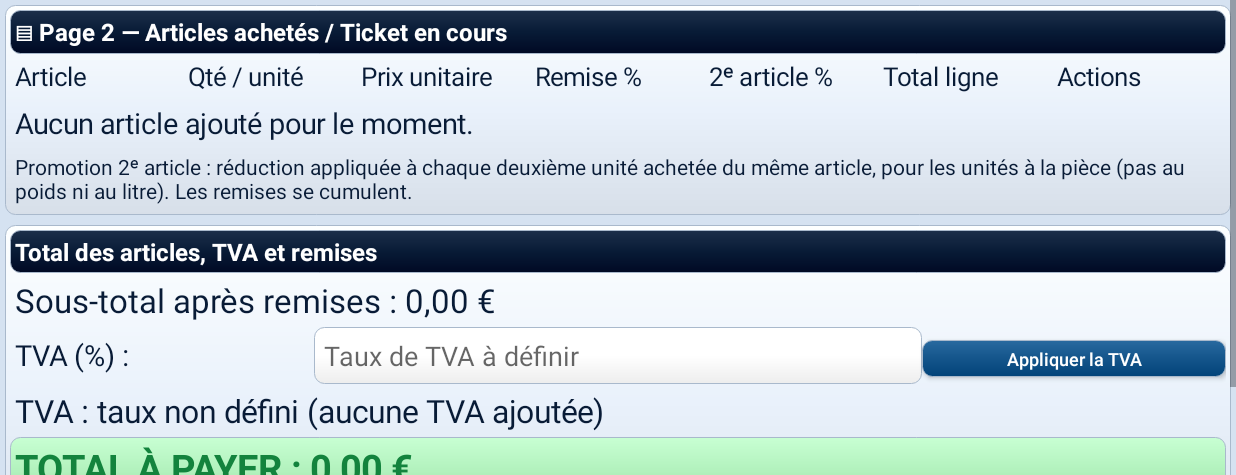
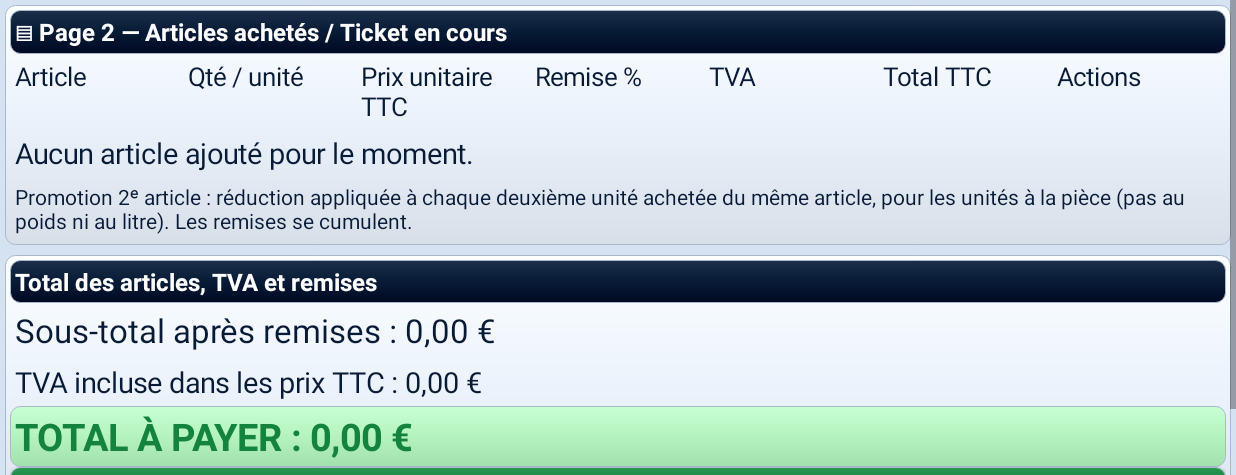
Before and after one commit to hadjahmedkad-ui/Caisse-Magasin, an Android app: the screen it shows after launch (MainActivity), after a tap on an icon or button, on a phone screen of 824 x 412 dp (held sideways), the part 143-618 px from its top. Run offline under Robolectric (Android 15) with nearby library versions, the phone set to English and light mode, and no system bars.

Commit message:
TVA par produit : taux par défaut, édition et ventilation TTC du ticket

```diff
--- a/app/src/main/java/com/caissemagasin/app/MainActivity.java
+++ b/app/src/main/java/com/caissemagasin/app/MainActivity.java
@@ -20,8 +20,16 @@ public class MainActivity extends Activity {
  String productIcon(String name){String n=name.toLowerCase(Locale.ROOT);if(n.contains("bœuf")||n.contains("steak")||n.contains("entrecôte"))return "🥩";if(n.contains("poulet")||n.contains("dinde"))return "🍗";if(n.contains("agneau")||n.contains("merguez")||n.contains("chipolata"))return "🥓";if(n.contains("saumon")||n.contains("thon")||n.contains("cabillaud")||n.contains("sardine")||n.contains("dorade"))return "🐟";if(n.contains("crevette"))return "🦐";if(n.contains("pomme")||n.contains("orange")||n.contains("banane")||n.contains("fraise"))return "🍎";if(n.contains("tomate")||n.contains("carotte")||n.contains("salade"))return "🥬";if(n.contains("lait")||n.contains("yaourt"))return "🥛";if(n.contains("fromage")||n.contains("emmental")||n.contains("camembert"))return "🧀";if(n.contains("baguette")||n.contains("pain"))return "🥖";if(n.contains("croissant"))return "🥐";if(n.contains("eau")||n.contains("jus")||n.contains("soda"))return "🥤";if(n.contains("lessive")||n.contains("nettoyant"))return "🧴";if(n.contains("ampoule"))return "💡";return "🛒";}
  String[] units={"pièce","kg","g","L","mL","bouteille","canette","boîte","carton","sachet","pack","pack de 6","pack de 8","paquet","barquette","pot","bidon","rouleau"};
  @Override public void onCreate(Bundle b){super.onCreate(b);getWindow().getDecorView().setSystemUiVisibility(View.SYSTEM_UI_FLAG_FULLSCREEN);load();show("Caisse");}
- JSONObject item(String name,String cat,String code,String unit,double cost,double price,double stock){JSONObject o=new JSONObject();try{o.put("name",name);o.put("cat",cat);o.put("code",code);o.put("unit",unit);o.put("cost",cost);o.put("price",price);o.put("stock",stock);}catch(Exception e){}return o;}
- void load(){try{JSONObject d=new JSONObject(getPreferences(0).getString("data","{}"));for(String k:new String[]{"products","cart","sales"}){JSONArray a=d.optJSONArray(k);if(a==null)continue;ArrayList<JSONObject> dest=k.equals("products")?products:k.equals("cart")?cart:sales;for(int i=0;i<a.length();i++)dest.add(a.getJSONObject(i));}}catch(Exception e){} if(products.isEmpty()&&getPreferences(0).getBoolean("firstLaunch",true)){seedProducts();getPreferences(0).edit().putBoolean("firstLaunch",false).apply();} if(!getPreferences(0).getBoolean("defaultStock100V1",false)){for(JSONObject p:products){if(p.optString("code").startsWith("INT")&&p.optDouble("stock")==0&&!p.has("initial")){try{p.put("stock",100);p.put("initial",100);}catch(Exception ex){}}}save();getPreferences(0).edit().putBoolean("defaultStock100V1",true).apply();} if(!getPreferences(0).getBoolean("pricesClearedV1",false)){for(JSONObject p:products){if(p.optString("code").startsWith("INT")){try{p.put("price",0);}catch(Exception e){}}}save();getPreferences(0).edit().putBoolean("pricesClearedV1",true).apply();}}
+ JSONObject item(String name,String cat,String code,String unit,double cost,double price,double stock){JSONObject o=new JSONObject();try{o.put("name",name);o.put("cat",cat);o.put("code",code);o.put("unit",unit);o.put("cost",cost);o.put("price",price);o.put("stock",stock);o.put("vat",defaultVat(cat,name));}catch(Exception e){}return o;}
+ double defaultVat(String cat,String name){
+  if(cat.equals("Viandes")||cat.equals("Poissons")||cat.equals("Fruits & Légumes")||cat.equals("Produits laitiers & Fromages")||cat.equals("Boulangerie & Viennoiserie"))return 5.5;
+  if(cat.equals("Aliments & Épicerie"))return 5.5;
+  if(cat.equals("Boissons"))return 5.5;
+  return 20.0;
+ }
+ double vatFor(JSONObject line){if(line.has("vat"))return line.optDouble("vat");JSONObject p=find(line.optString("code"));return p==null?defaultVat(line.optString("cat"),line.optString("name")):p.optDouble("vat",defaultVat(p.optString("cat"),p.optString("name")));}
+ double taxAt(double rate){double v=0;for(JSONObject line:cart)if(Math.abs(vatFor(line)-rate)<0.001)v+=lineNet(line)*rate/(100.0+rate);return v;}
+ void load(){try{JSONObject d=new JSONObject(getPreferences(0).getString("data","{}"));for(String k:new String[]{"products","cart","sales"}){JSONArray a=d.optJSONArray(k);if(a==null)continue;ArrayList<JSONObject> dest=k.equals("products")?products:k.equals("cart")?cart:sales;for(int i=0;i<a.length();i++)dest.add(a.getJSONObject(i));}}catch(Exception e){} if(products.isEmpty()&&getPreferences(0).getBoolean("firstLaunch",true)){seedProducts();getPreferences(0).edit().putBoolean("firstLaunch",false).apply();} if(!getPreferences(0).getBoolean("defaultStock100V1",false)){for(JSONObject p:products){if(p.optString("code").startsWith("INT")&&p.optDouble("stock")==0&&!p.has("initial")){try{p.put("stock",100);p.put("initial",100);}catch(Exception ex){}}}save();getPreferences(0).edit().putBoolean("defaultStock100V1",true).apply();} if(!getPreferences(0).getBoolean("pricesClearedV1",false)){for(JSONObject p:products){if(p.optString("code").startsWith("INT")){try{p.put("price",0);}catch(Exception e){}}}save();getPreferences(0).edit().putBoolean("pricesClearedV1",true).apply();}boolean vatChanged=false;for(JSONObject p:products)if(!p.has("vat")){try{p.put("vat",defaultVat(p.optString("cat"),p.optString("name")));vatChanged=true;}catch(Exception e){}}if(vatChanged)save();}
  void seedProducts(){
  String[][] entries={
  {"Viandes","Bœuf (steak)","kg","18.90"},{"Viandes","Bœuf haché","kg","13.90"},{"Viandes","Côte de bœuf","kg","24.90"},{"Viandes","Entrecôte","kg","25.90"},{"Viandes","Agneau","kg","22.90"},{"Viandes","Côtelettes d'agneau","kg","24.90"},{"Viandes","Merguez","kg","12.90"},{"Viandes","Chipolatas","kg","11.90"},{"Viandes","Poulet entier","kg","6.90"},{"Viandes","Blanc de poulet","kg","13.90"},{"Viandes","Cuisses de poulet","kg","8.90"},{"Viandes","Escalopes de dinde","kg","12.90"},
@@ -72,9 +80,8 @@ public class MainActivity extends Activity {
  return Math.max(0,afterIndividual-pairs*unitPrice*(1-discount/100.0)*second/100.0-targetReduction);
  }
  double subtotal(){double t=0;for(JSONObject c:cart)t+=lineNet(c);return t;}
- double taxRate(){return Math.max(0,Math.min(100,num(getPreferences(0).getString("taxRate","0"))));}
- double tax(){return subtotal()*taxRate()/100.0;}
- double total(){return subtotal()+tax();}
+ double tax(){double v=0;for(JSONObject line:cart){double rate=vatFor(line);v+=lineNet(line)*rate/(100.0+rate);}return v;}
+ double total(){return subtotal();}
  double stockQty(JSONObject line,JSONObject product){String u=line.optString("unit"),base=product.optString("unit");double q=line.optDouble("qty");if(u.equals(base))return q;if(u.equals("g")&&base.equals("kg"))return q/1000.0;if(u.equals("kg")&&base.equals("g"))return q*1000.0;if(u.equals("mL")&&base.equals("L"))return q/1000.0;if(u.equals("L")&&base.equals("mL"))return q*1000.0;return -1;}
  void renderCaisseCategories(String category){
  if(caisseCategories==null)return;caisseCategories.removeAllViews();
@@ -174,13 +181,13 @@ public class MainActivity extends Activity {
  for(Integer ix:pendingRemises.keySet())if(ix>q){toast("Unité n° "+ix+" supérieure à la quantité");return;}
  if(selected!=null){double existing=0;for(JSONObject c:cart)if(c.optString("code").equals(chosenCode))existing+=Math.max(0,stockQty(c,selected));double stockQ=stockQty(item("", "", "",caisseUnit.getSelectedItem().toString(),0,0,0),selected);if(stockQ<0){toast("Unité incompatible avec le stock de ce produit");return;}double factor=caisseUnit.getSelectedItem().toString().equals(selected.optString("unit"))?1:((caisseUnit.getSelectedItem().toString().equals("g")||caisseUnit.getSelectedItem().toString().equals("mL"))?0.001:1000);if(q*factor+existing>selected.optDouble("stock")){toast("Stock insuffisant");return;}}if(pendingRemises.isEmpty()){
  JSONObject c=item(chosen,selected.optString("cat"),chosenCode,selected.optString("unit"),0,p,0);
- try{c.put("qty",q);c.put("unit",caisseUnit.getSelectedItem().toString());c.put("discount",0);c.put("secondDiscount",0);c.put("targetDiscount",0);c.put("targetIndex",1);}catch(Exception e){}
+ try{c.put("vat",vatFor(selected));c.put("qty",q);c.put("unit",caisseUnit.getSelectedItem().toString());c.put("discount",0);c.put("secondDiscount",0);c.put("targetDiscount",0);c.put("targetIndex",1);}catch(Exception e){}
  cart.add(c);
  }else{
  for(int ix=1;ix<=(int)q;ix++){
  double remise=pendingRemises.containsKey(ix)?pendingRemises.get(ix):0;
  JSONObject c=item(chosen,selected.optString("cat"),chosenCode,selected.optString("unit"),0,p,0);
- try{c.put("qty",1);c.put("unit",caisseUnit.getSelectedItem().toString());c.put("discount",0);c.put("secondDiscount",0);c.put("targetDiscount",remise);c.put("targetIndex",1);c.put("unitNumber",ix);}catch(Exception e){}
+ try{c.put("vat",vatFor(selected));c.put("qty",1);c.put("unit",caisseUnit.getSelectedItem().toString());c.put("discount",0);c.put("secondDiscount",0);c.put("targetDiscount",remise);c.put("targetIndex",1);c.put("unitNumber",ix);}catch(Exception e){}
  cart.add(c);
  }
  }
@@ -210,6 +217,9 @@ public class MainActivity extends Activity {
  JSONObject p=find(chosenCode);
  if(p==null){selection.addView(txt("Touchez un produit pour le sélectionner.",18,navy));return;}
  selection.addView(txt(p.optString("name"),23,navy));
+ selection.addView(txt("TVA du produit (%)",16,navy));
+ Spinner vatChoice=spin(new String[]{"0","2.1","5.5","10","20"});double currentVat=p.optDouble("vat",defaultVat(p.optString("cat"),p.optString("name")));int vatPosition=4;double[] vatOptions={0,2.1,5.5,10,20};for(int vi=0;vi<vatOptions.length;vi++)if(Math.abs(currentVat-vatOptions[vi])<0.001)vatPosition=vi;vatChoice.setSelection(vatPosition);selection.addView(vatChoice);
+ selection.addView(btn("Enregistrer la TVA",blue,()->{try{p.put("vat",vatOptions[vatChoice.getSelectedItemPosition()]);}catch(Exception e){}save();produits(category);}));
  selection.addView(txt("Prix unitaire / "+p.optString("unit"),16,navy));EditText sellingPrice=field("Prix de vente à saisir",p.optDouble("price")>0?String.valueOf(p.optDouble("price")):"");selection.addView(sellingPrice);selection.addView(btn("Modifier le prix",blue,()->{double v=num(sellingPrice.getText().toString());if(sellingPrice.getText().toString().trim().isEmpty()||v<0){toast("Saisir un prix valide");return;}try{p.put("price",v);}catch(Exception e){}save();produits(category);}));
  selection.addView(txt("Stock actuel : "+p.optDouble("stock")+" "+p.optString("unit"),17,navy));
  EditText amount=field("Quantité","1");selection.addView(amount);
@@ -220,7 +230,7 @@ public class MainActivity extends Activity {
  double reserved=0;for(JSONObject c:cart)if(c.optString("code").equals(p.optString("code")))reserved+=c.optDouble("qty");
  if(q+reserved>p.optDouble("stock")){toast("Stock insuffisant : renseignez le stock réel dans Stock");return;}
  JSONObject line=item(p.optString("name"),p.optString("cat"),p.optString("code"),p.optString("unit"),p.optDouble("cost"),selectedPrice,0);
- try{line.put("qty",q);}catch(Exception e){}
+ try{line.put("qty",q);line.put("vat",p.optDouble("vat",defaultVat(p.optString("cat"),p.optString("name"))));}catch(Exception e){}
  cart.add(line);save();show("Caisse");
  }));
  LinearLayout bottom=panel(body,"Stock — "+p.optString("cat"));bottom.addView(txt("Stock initial et mouvements à renseigner dans l'inventaire | Stock disponible : "+p.optDouble("stock")+" "+p.optString("unit"),16,navy));
@@ -342,7 +352,7 @@ public class MainActivity extends Activity {
  void ticketPage(){
  LinearLayout box=panel(body,"▤ Page 2 — Articles achetés / Ticket en cours");
  LinearLayout header=row();box.addView(header);
- for(String h:new String[]{"Article","Qté / unité","Prix unitaire","Remise %","2ᵉ article %","Total ligne","Actions"})add(header,txt(h,17,navy),1);
+ for(String h:new String[]{"Article","Qté / unité","Prix unitaire TTC","Remise %","TVA","Total TTC","Actions"})add(header,txt(h,17,navy),1);
  for(JSONObject line:new ArrayList<>(cart)){
  LinearLayout r=row();box.addView(r);
  add(r,txt(line.optString("name")+(line.has("unitNumber")?" — N° "+line.optInt("unitNumber"):""),17,navy),1);
@@ -352,6 +362,7 @@ public class MainActivity extends Activity {
  discount.addView(txt("Remise unité : "+line.optDouble("targetDiscount",0)+" %",14,navy));
  EditText pct=field("Remise %",String.valueOf(line.optDouble("discount",0)));pct.setInputType(android.text.InputType.TYPE_CLASS_NUMBER|android.text.InputType.TYPE_NUMBER_FLAG_DECIMAL);add(discount,pct,2);
  add(discount,btn("✓",green,()->{double d=num(pct.getText().toString());if(d<0||d>100){toast("Remise entre 0 et 100 %");return;}try{line.put("discount",d);}catch(Exception e){}save();show("Ticket");}),1);
+ add(r,txt(String.valueOf(vatFor(line)).replace(".0","")+" %",16,navy),1);
  add(r,txt(eur(lineNet(line)),18,green),1);
  LinearLayout actions=row();add(r,actions,1);
  add(actions,btn("✕",0xffc51c2d,()->{cart.remove(line);save();show("Ticket");}),1);
@@ -360,18 +371,15 @@ public class MainActivity extends Activity {
  if(cart.isEmpty())box.addView(txt("Aucun article ajouté pour le moment.",19,navy));box.addView(txt("Promotion 2ᵉ article : réduction appliquée à chaque deuxième unité achetée du même article, pour les unités à la pièce (pas au poids ni au litre). Les remises se cumulent.",14,navy));
  LinearLayout totals=panel(body,"Total des articles, TVA et remises");
  totals.addView(txt("Sous-total après remises : "+eur(subtotal()),22,navy));
- LinearLayout rateRow=row();totals.addView(rateRow);
- add(rateRow,txt("TVA (%) :",19,navy),1);
- EditText rate=field("Taux de TVA à définir",getPreferences(0).getString("taxRate",""));rate.setInputType(android.text.InputType.TYPE_CLASS_NUMBER|android.text.InputType.TYPE_NUMBER_FLAG_DECIMAL);add(rateRow,rate,2);
- add(rateRow,btn("Appliquer la TVA",blue,()->{String v=rate.getText().toString().trim();if(v.isEmpty()||num(v)<0||num(v)>100){toast("Indiquez un taux de TVA entre 0 et 100 %");return;}getPreferences(0).edit().putString("taxRate",v).apply();show("Ticket");}),1);
- totals.addView(txt(getPreferences(0).getString("taxRate","").isEmpty()?"TVA : taux non défini (aucune TVA ajoutée)":"TVA calculée : "+eur(tax()),21,navy));
+ for(double vatRate:new double[]{2.1,5.5,10,20}){double base=0;for(JSONObject line:cart)if(Math.abs(vatFor(line)-vatRate)<0.001)base+=lineNet(line);if(base>0)totals.addView(txt("Dont TVA "+vatRate+" % : "+eur(taxAt(vatRate)),18,navy));}
+ totals.addView(txt("TVA incluse dans les prix TTC : "+eur(tax()),19,navy));
  TextView sum=txt("TOTAL À PAYER : "+eur(total()),25,green);sum.setTypeface(null,Typeface.BOLD);sum.setBackground(bg(0xffb4f3bf));totals.addView(sum);
  totals.addView(btn("Valider les articles",green,()->validateArticles()));totals.addView(btn("← Revenir à la caisse",blue,()->show("Caisse")));
  }
  String ticketText(){
  StringBuilder out=new StringBuilder("CAISSE MAGASIN\\nTicket des articles\\n\\n");
  for(JSONObject line:cart)out.append(line.optString("name")).append(" | ").append(line.optDouble("qty")).append(" ").append(line.optString("unit")).append(" | PU ").append(eur(line.optDouble("price"))).append(" | remise ").append(line.optDouble("discount")).append("% | unité ").append(line.optInt("targetIndex",1)).append(" remise ").append(line.optDouble("targetDiscount")).append("% | 2e ").append(line.optDouble("secondDiscount")).append("% | ").append(eur(lineNet(line))).append("\\n");
- out.append("\\nSous-total : ").append(eur(subtotal())).append("\\nTVA (").append(taxRate()).append("%) : ").append(eur(tax())).append("\\nTOTAL TTC : ").append(eur(total()));
+ out.append("\\nSous-total TTC : ").append(eur(subtotal()));for(double vatRate:new double[]{2.1,5.5,10,20}){double amount=taxAt(vatRate);if(amount>0)out.append("\\nDont TVA ").append(vatRate).append("% : ").append(eur(amount));}out.append("\\nTVA incluse : ").append(eur(tax())).append("\\nTOTAL TTC : ").append(eur(total()));
  return out.toString().replace("\\n","\\n");
  }
  void validateArticles(){
```
